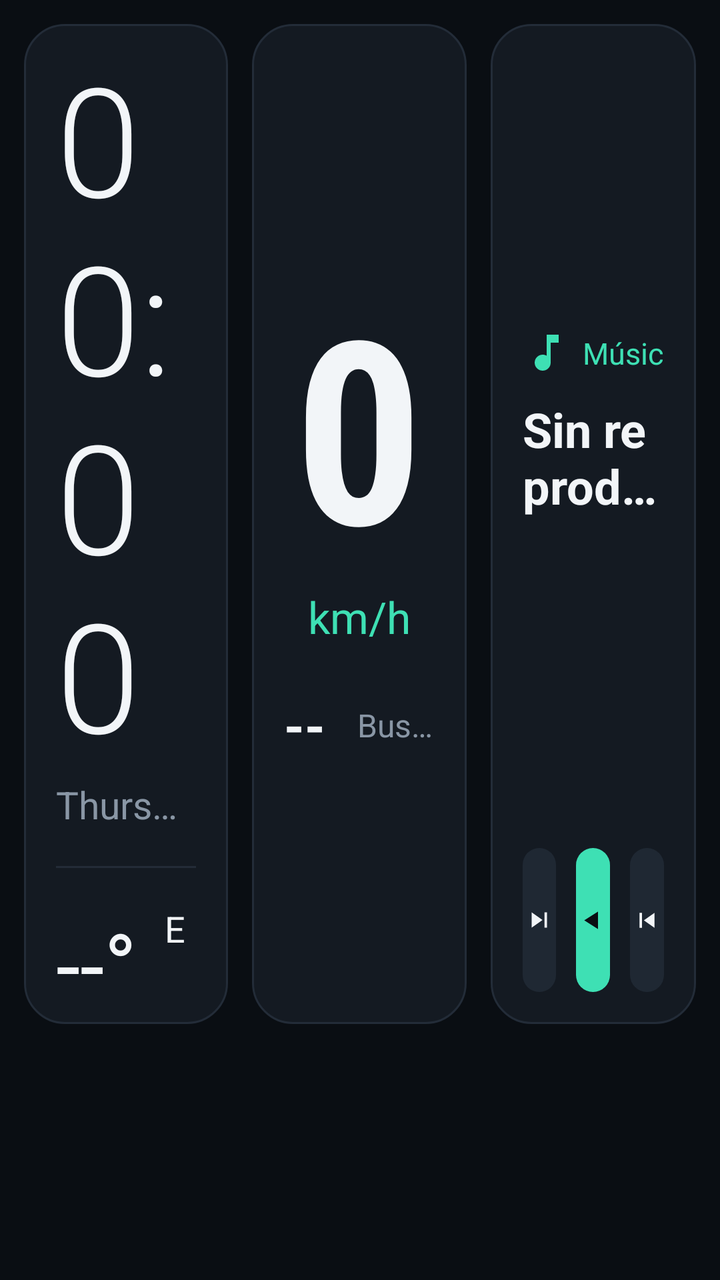
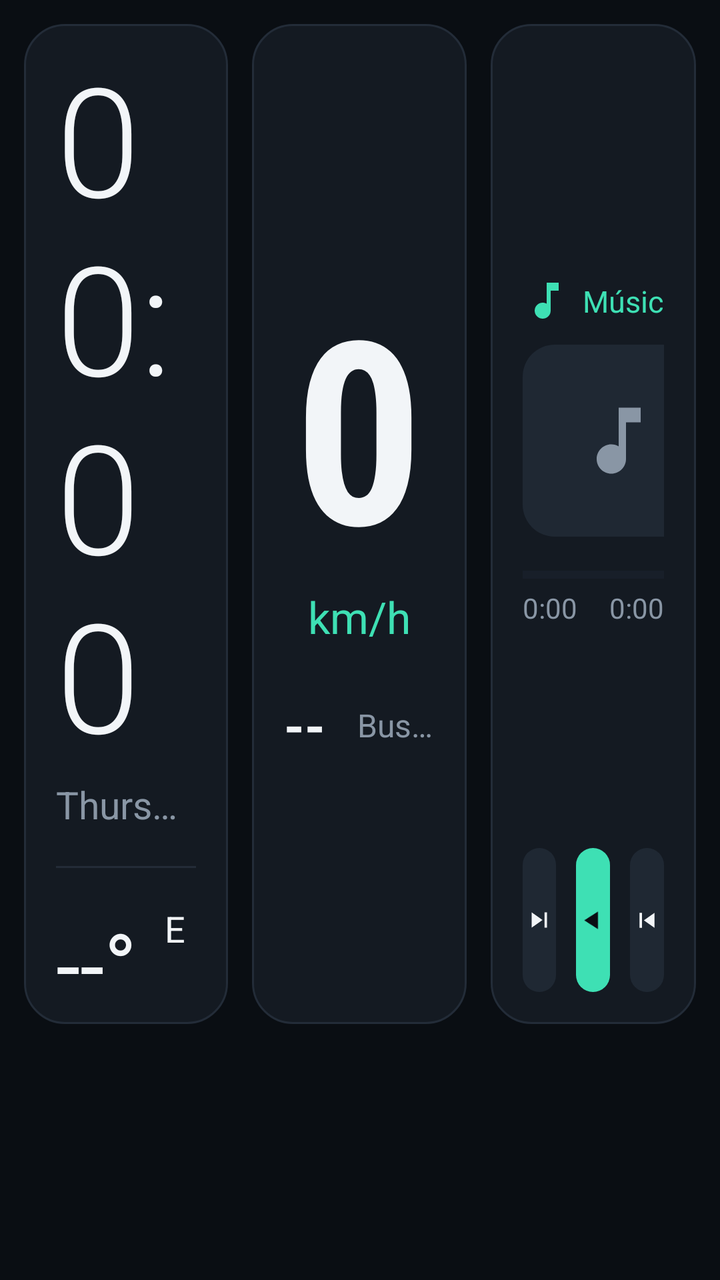

Compare the two renders of this Android layout. The source of the first and the diff that turns it into the second are given below.
<!-- AndroidManifest.xml: application theme AppTheme -->
<!-- res/layout/activity_main.xml -->
<?xml version="1.0" encoding="utf-8"?>
<LinearLayout xmlns:android="http://schemas.android.com/apk/res/android"
    android:layout_width="match_parent"
    android:layout_height="match_parent"
    android:background="@color/bg"
    android:orientation="vertical"
    android:padding="12dp">

    <LinearLayout
        android:layout_width="match_parent"
        android:layout_height="0dp"
        android:layout_weight="1"
        android:orientation="horizontal">

        
        <LinearLayout
            style="@style/Card"
            android:layout_width="0dp"
            android:layout_height="match_parent"
            android:layout_weight="1"
            android:gravity="center_vertical"
            android:orientation="vertical">

            <TextClock
                android:id="@+id/clock"
                android:layout_width="wrap_content"
                android:layout_height="wrap_content"
                android:fontFamily="sans-serif-light"
                android:format12Hour="HH:mm"
                android:format24Hour="HH:mm"
                android:includeFontPadding="false"
                android:textColor="@color/text"
                android:textSize="76sp" />

            <TextClock
                android:id="@+id/date"
                style="@style/Dim"
                android:layout_width="wrap_content"
                android:layout_height="wrap_content"
                android:layout_marginTop="4dp"
                android:format12Hour="EEEE d 'de' MMMM"
                android:format24Hour="EEEE d 'de' MMMM"
                android:textSize="19sp" />

            <View
                android:layout_width="match_parent"
                android:layout_height="1dp"
                android:layout_marginTop="18dp"
                android:layout_marginBottom="18dp"
                android:background="@color/card_stroke" />

            <LinearLayout
                android:id="@+id/weatherBox"
                android:layout_width="match_parent"
                android:layout_height="wrap_content"
                android:background="@drawable/bg_plain"
                android:gravity="center_vertical"
                android:orientation="horizontal">

                <TextView
                    android:id="@+id/weatherTemp"
                    android:layout_width="wrap_content"
                    android:layout_height="wrap_content"
                    android:text="--°"
                    android:textColor="@color/text"
                    android:textSize="44sp" />

                <LinearLayout
                    android:layout_width="0dp"
                    android:layout_height="wrap_content"
                    android:layout_marginStart="14dp"
                    android:layout_weight="1"
                    android:orientation="vertical">

                    <TextView
                        android:id="@+id/weatherDesc"
                        android:layout_width="wrap_content"
                        android:layout_height="wrap_content"
                        android:maxLines="1"
                        android:text="Esperando ubicación"
                        android:textColor="@color/text"
                        android:textSize="18sp" />

                    <TextView
                        android:id="@+id/weatherPlace"
                        style="@style/Dim"
                        android:layout_width="wrap_content"
                        android:layout_height="wrap_content"
                        android:textSize="15sp" />
                </LinearLayout>
            </LinearLayout>
        </LinearLayout>

        
        <LinearLayout
            style="@style/Card"
            android:layout_width="0dp"
            android:layout_height="match_parent"
            android:layout_marginStart="12dp"
            android:layout_weight="1.05"
            android:gravity="center"
            android:orientation="vertical">

            <TextView
                android:id="@+id/speed"
                android:layout_width="wrap_content"
                android:layout_height="wrap_content"
                android:fontFamily="sans-serif-condensed"
                android:includeFontPadding="false"
                android:text="0"
                android:textColor="@color/text"
                android:textSize="128sp"
                android:textStyle="bold" />

            <TextView
                android:layout_width="wrap_content"
                android:layout_height="wrap_content"
                android:text="km/h"
                android:textColor="@color/accent"
                android:textSize="22sp" />

            <LinearLayout
                android:layout_width="wrap_content"
                android:layout_height="wrap_content"
                android:layout_marginTop="22dp"
                android:gravity="center_vertical"
                android:orientation="horizontal">

                <TextView
                    android:id="@+id/heading"
                    android:layout_width="wrap_content"
                    android:layout_height="wrap_content"
                    android:text="--"
                    android:textColor="@color/text"
                    android:textSize="26sp"
                    android:textStyle="bold" />

                <TextView
                    android:id="@+id/gpsStatus"
                    style="@style/Dim"
                    android:layout_width="wrap_content"
                    android:layout_height="wrap_content"
                    android:layout_marginStart="16dp"
                    android:text="Buscando GPS" />
            </LinearLayout>
        </LinearLayout>

        
        <LinearLayout
            style="@style/Card"
            android:layout_width="0dp"
            android:layout_height="match_parent"
            android:layout_marginStart="12dp"
            android:layout_weight="1"
            android:orientation="vertical">

            <LinearLayout
                android:id="@+id/musicInfo"
                android:layout_width="match_parent"
                android:layout_height="0dp"
                android:layout_weight="1"
                android:background="@drawable/bg_plain"
                android:gravity="center_vertical"
                android:orientation="vertical">

                <TextView
                    android:id="@+id/musicSource"
                    android:layout_width="wrap_content"
                    android:layout_height="wrap_content"
                    android:drawableStart="@drawable/ic_music"
                    android:drawablePadding="6dp"
                    android:drawableTint="@color/accent"
                    android:gravity="center_vertical"
                    android:maxLines="1"
                    android:text="Música"
                    android:textColor="@color/accent"
                    android:textSize="15sp" />

                <TextView
                    android:id="@+id/musicTitle"
                    android:layout_width="match_parent"
                    android:layout_height="wrap_content"
                    android:layout_marginTop="10dp"
                    android:ellipsize="end"
                    android:maxLines="2"
                    android:text="Sin reproducción"
                    android:textColor="@color/text"
                    android:textSize="24sp"
                    android:textStyle="bold" />

                <TextView
                    android:id="@+id/musicArtist"
                    style="@style/Dim"
                    android:layout_width="match_parent"
                    android:layout_height="wrap_content"
                    android:layout_marginTop="4dp"
                    android:textSize="18sp" />
            </LinearLayout>

            <LinearLayout
                android:layout_width="match_parent"
                android:layout_height="wrap_content"
                android:orientation="horizontal">

                <ImageButton
                    android:id="@+id/btnPrev"
                    style="@style/MediaBtn"
                    android:contentDescription="Anterior"
                    android:src="@drawable/ic_prev" />

                <ImageButton
                    android:id="@+id/btnPlay"
                    style="@style/MediaBtn"
                    android:layout_marginStart="10dp"
                    android:layout_marginEnd="10dp"
                    android:background="@drawable/bg_play"
                    android:contentDescription="Reproducir"
                    android:src="@drawable/ic_play"
                    android:tint="@color/bg" />

                <ImageButton
                    android:id="@+id/btnNext"
                    style="@style/MediaBtn"
                    android:contentDescription="Siguiente"
                    android:src="@drawable/ic_next" />
            </LinearLayout>
        </LinearLayout>
    </LinearLayout>

    
    <LinearLayout
        android:id="@+id/dock"
        android:layout_width="match_parent"
        android:layout_height="104dp"
        android:layout_marginTop="12dp"
        android:orientation="horizontal" />
</LinearLayout>
<!-- resources referenced by this layout -->
<resources>
  <color name="accent">#3EE0B4</color>
  <color name="bg">#0A0E13</color>
  <color name="card_stroke">#232C38</color>
  <color name="text">#F2F5F8</color>
  <!-- drawable bg_plain (drawable) -->
  <?xml version="1.0" encoding="utf-8"?>
  <ripple xmlns:android="http://schemas.android.com/apk/res/android" android:color="#333EE0B4">
      <item android:id="@android:id/mask">
          <shape android:shape="rectangle">
              <solid android:color="#FFFFFF" />
              <corners android:radius="14dp" />
          </shape>
      </item>
  </ripple>
  <!-- drawable bg_play (drawable) -->
  <?xml version="1.0" encoding="utf-8"?>
  <ripple xmlns:android="http://schemas.android.com/apk/res/android" android:color="#55FFFFFF">
      <item>
          <shape android:shape="rectangle">
              <solid android:color="@color/accent" />
              <corners android:radius="16dp" />
          </shape>
      </item>
  </ripple>
  <!-- drawable ic_music (drawable) -->
  <?xml version="1.0" encoding="utf-8"?>
  <vector xmlns:android="http://schemas.android.com/apk/res/android"
      android:width="24dp" android:height="24dp"
      android:viewportWidth="24" android:viewportHeight="24">
      <path android:fillColor="#FFFFFFFF" android:pathData="M12,3v10.55c-0.59,-0.34 -1.27,-0.55 -2,-0.55c-2.21,0 -4,1.79 -4,4s1.79,4 4,4s4,-1.79 4,-4V7h4V3h-6z" />
  </vector>
  <!-- drawable ic_next (drawable) -->
  <?xml version="1.0" encoding="utf-8"?>
  <vector xmlns:android="http://schemas.android.com/apk/res/android"
      android:width="24dp" android:height="24dp"
      android:viewportWidth="24" android:viewportHeight="24">
      <path android:fillColor="#FFFFFFFF" android:pathData="M6,18l8.5,-6L6,6v12zM16,6v12h2V6h-2z" />
  </vector>
  <!-- drawable ic_play (drawable) -->
  <?xml version="1.0" encoding="utf-8"?>
  <vector xmlns:android="http://schemas.android.com/apk/res/android"
      android:width="24dp" android:height="24dp"
      android:viewportWidth="24" android:viewportHeight="24">
      <path android:fillColor="#FFFFFFFF" android:pathData="M8,5v14l11,-7z" />
  </vector>
  <!-- drawable ic_prev (drawable) -->
  <?xml version="1.0" encoding="utf-8"?>
  <vector xmlns:android="http://schemas.android.com/apk/res/android"
      android:width="24dp" android:height="24dp"
      android:viewportWidth="24" android:viewportHeight="24">
      <path android:fillColor="#FFFFFFFF" android:pathData="M6,6h2v12H6zM9.5,12l8.5,6V6z" />
  </vector>
  <style name="Card">
          <item name="android:background">@drawable/bg_card</item>
          <item name="android:padding">16dp</item>
      </style>
  <style name="Dim">
          <item name="android:textColor">@color/text_dim</item>
          <item name="android:textSize">16sp</item>
          <item name="android:maxLines">1</item>
          <item name="android:ellipsize">end</item>
      </style>
  <!-- drawable bg_card (drawable) -->
  <?xml version="1.0" encoding="utf-8"?>
  <shape xmlns:android="http://schemas.android.com/apk/res/android" android:shape="rectangle">
      <solid android:color="@color/card" />
      <stroke android:width="1dp" android:color="@color/card_stroke" />
      <corners android:radius="20dp" />
  </shape>
  <color name="text_dim">#8996A5</color>
  <!-- drawable bg_button (drawable) -->
  <?xml version="1.0" encoding="utf-8"?>
  <ripple xmlns:android="http://schemas.android.com/apk/res/android" android:color="#553EE0B4">
      <item>
          <shape android:shape="rectangle">
              <solid android:color="@color/card_pressed" />
              <corners android:radius="16dp" />
          </shape>
      </item>
  </ripple>
  <color name="card">#141A22</color>
  <color name="card_pressed">#1F2833</color>
  <!-- unchanged entries left out for length: 2 -->
</resources>

<!-- the commit's change to res/layout/activity_main.xml (unified diff, before → after) -->
@@ -176,25 +176,85 @@
                     android:textColor="@color/accent"
                     android:textSize="15sp" />
 
-                <TextView
-                    android:id="@+id/musicTitle"
+                <LinearLayout
                     android:layout_width="match_parent"
                     android:layout_height="wrap_content"
                     android:layout_marginTop="10dp"
-                    android:ellipsize="end"
-                    android:maxLines="2"
-                    android:text="Sin reproducción"
-                    android:textColor="@color/text"
-                    android:textSize="24sp"
-                    android:textStyle="bold" />
-
-                <TextView
-                    android:id="@+id/musicArtist"
-                    style="@style/Dim"
+                    android:gravity="center_vertical"
+                    android:orientation="horizontal">
+
+                    <ImageView
+                        android:id="@+id/musicArt"
+                        android:layout_width="96dp"
+                        android:layout_height="96dp"
+                        android:background="@drawable/bg_button"
+                        android:padding="26dp"
+                        android:scaleType="centerCrop"
+                        android:src="@drawable/ic_music"
+                        android:tint="@color/text_dim" />
+
+                    <LinearLayout
+                        android:layout_width="0dp"
+                        android:layout_height="wrap_content"
+                        android:layout_marginStart="14dp"
+                        android:layout_weight="1"
+                        android:orientation="vertical">
+
+                        <TextView
+                            android:id="@+id/musicTitle"
+                            android:layout_width="match_parent"
+                            android:layout_height="wrap_content"
+                            android:ellipsize="end"
+                            android:maxLines="2"
+                            android:text="Sin reproducción"
+                            android:textColor="@color/text"
+                            android:textSize="21sp"
+                            android:textStyle="bold" />
+
+                        <TextView
+                            android:id="@+id/musicArtist"
+                            style="@style/Dim"
+                            android:layout_width="match_parent"
+                            android:layout_height="wrap_content"
+                            android:layout_marginTop="4dp"
+                            android:textSize="17sp" />
+                    </LinearLayout>
+                </LinearLayout>
+
+                <ProgressBar
+                    android:id="@+id/musicProgress"
+                    style="@android:style/Widget.Material.ProgressBar.Horizontal"
                     android:layout_width="match_parent"
+                    android:layout_height="6dp"
+                    android:layout_marginTop="16dp"
+                    android:max="1000"
+                    android:progressBackgroundTint="@color/card_stroke"
+                    android:progressTint="@color/accent" />
+
+                <LinearLayout
+                    android:id="@+id/musicTimes"
+                    android:layout_width="match_parent"
                     android:layout_height="wrap_content"
                     android:layout_marginTop="4dp"
-                    android:textSize="18sp" />
+                    android:orientation="horizontal">
+
+                    <TextView
+                        android:id="@+id/musicElapsed"
+                        style="@style/Dim"
+                        android:layout_width="0dp"
+                        android:layout_height="wrap_content"
+                        android:layout_weight="1"
+                        android:text="0:00"
+                        android:textSize="14sp" />
+
+                    <TextView
+                        android:id="@+id/musicTotal"
+                        style="@style/Dim"
+                        android:layout_width="wrap_content"
+                        android:layout_height="wrap_content"
+                        android:text="0:00"
+                        android:textSize="14sp" />
+                </LinearLayout>
             </LinearLayout>
 
             <LinearLayout
